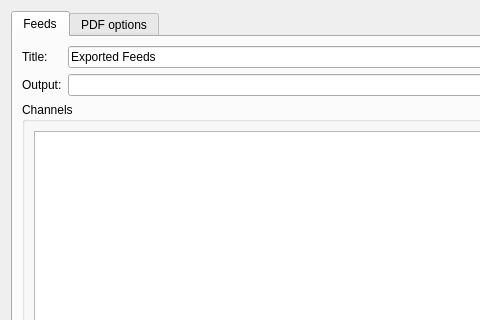
This is src/plugins/aggregator/components/importexport/itemsexportdialog.ui in 0xd34df00d/leechcraft as Qt 5 draws it before an edit; both pictures show x 0 to 480 and y 0 to 320 of the 1200 by 700 pixel window. The edited form follows.
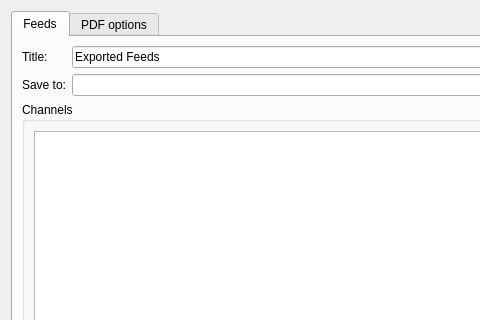
This is the edited form. Icons and pictures are not drawn. Custom widgets are drawn as their Qt base class.

Commit message: [Aggregator] Again more consistent dialogs

The edit to the form file:
```diff
--- a/src/plugins/aggregator/components/importexport/itemsexportdialog.ui
+++ b/src/plugins/aggregator/components/importexport/itemsexportdialog.ui
@@ -46,7 +46,7 @@
          <item row="1" column="0">
           <widget class="QLabel" name="label_3">
            <property name="text">
-            <string>Output:</string>
+            <string>Save to:</string>
            </property>
           </widget>
          </item>
```
